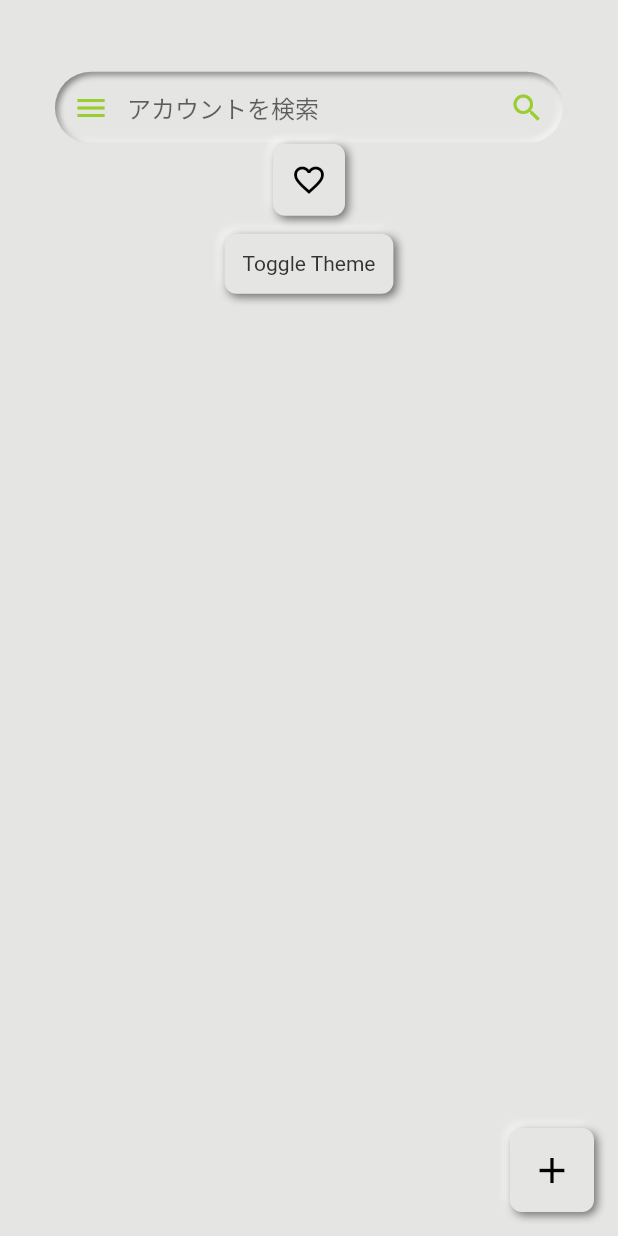
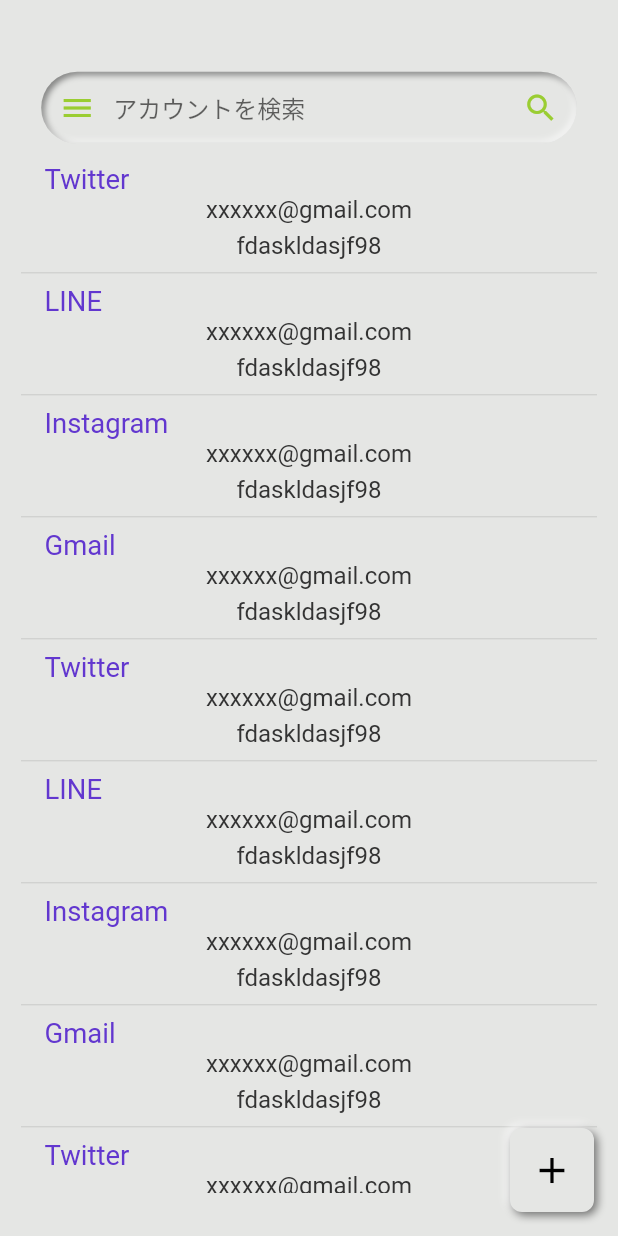
Before and after one commit to nowvilla-physi/account-management-ledger, a Flutter app: the screen it shows after launch, on a phone screen of 412 x 824 dp. Run offline on Flutter 3.47's test engine with Material 2 defaults, Android fonts, the phone set to English and light mode, and no system bars; drawn by our look-alikes of flutter_neumorphic, flutter_slidable; our stand-ins replace flutter_screenutil, freezed_annotation, logger; statements that could not run were skipped.

Commit message:
アカウント一覧を表示するようにした。

```diff
--- a/lib/app.dart
+++ b/lib/app.dart
@@ -8,6 +8,14 @@ class App extends StatelessWidget {
   @override
   Widget build(BuildContext context) {
     final data = [
+      Account("Twitter", "xxxxxx@gmail.com", "fdaskldasjf98"),
+      Account("LINE", "xxxxxx@gmail.com", "fdaskldasjf98"),
+      Account("Instagram", "xxxxxx@gmail.com", "fdaskldasjf98"),
+      Account("Gmail", "xxxxxx@gmail.com", "fdaskldasjf98"),
+      Account("Twitter", "xxxxxx@gmail.com", "fdaskldasjf98"),
+      Account("LINE", "xxxxxx@gmail.com", "fdaskldasjf98"),
+      Account("Instagram", "xxxxxx@gmail.com", "fdaskldasjf98"),
+      Account("Gmail", "xxxxxx@gmail.com", "fdaskldasjf98"),
       Account("Twitter", "xxxxxx@gmail.com", "fdaskldasjf98"),
       Account("LINE", "xxxxxx@gmail.com", "fdaskldasjf98"),
       Account("Instagram", "xxxxxx@gmail.com", "fdaskldasjf98"),
--- a/lib/component/account_tile.dart
+++ b/lib/component/account_tile.dart
@@ -0,0 +1,50 @@
+import 'package:flutter/material.dart';
+import 'package:flutter_slidable/flutter_slidable.dart';
+import 'package:flutter_screenutil/flutter_screenutil.dart';
+import 'package:account_management_ledger/importer.dart';
+
+class AccountTile extends StatefulWidget {
+  final Account account;
+
+  const AccountTile({Key? key, required this.account}) : super(key: key);
+
+  @override
+  State<AccountTile> createState() => _AccountTileState();
+}
+
+class _AccountTileState extends State<AccountTile> {
+  late final _account = widget.account;
+
+  @override
+  Widget build(BuildContext context) {
+    return Slidable(
+      key: UniqueKey(),
+      endActionPane: const ActionPane(
+        motion: StretchMotion(),
+        children: [],
+      ),
+      child: ListTile(
+        title: Text(
+          _account.service,
+          style: TextStyle(fontSize: 16.sp, color: AppColors.accentColor),
+          overflow: TextOverflow.ellipsis,
+        ),
+        subtitle: Column(
+          children: <Widget>[
+            Text(
+              _account.id,
+              style: TextStyle(fontSize: 14.sp, color: AppColors.black),
+              overflow: TextOverflow.ellipsis,
+            ),
+            SizedBox(height: 4.h),
+            Text(
+              _account.password,
+              style: TextStyle(fontSize: 14.sp, color: AppColors.black),
+              overflow: TextOverflow.ellipsis,
+            ),
+          ],
+        ),
+      ),
+    );
+  }
+}
--- a/lib/view/home.dart
+++ b/lib/view/home.dart
@@ -24,35 +24,38 @@ class _HomePageState extends State<HomePage> {
       backgroundColor: NeumorphicTheme.baseColor(context),
       body: _accounts.isEmpty
           ? const EmptyContainer(message: Strings.noDataMessage)
-          : SingleChildScrollView(
-              child: Center(
-                child: Padding(
-                  padding: EdgeInsets.symmetric(
-                    horizontal: Dimens.allHorizontalPadding.w,
-                    vertical: Dimens.allVerticalPadding.h,
+          : Center(
+              child: Column(
+                children: <Widget>[
+                  Padding(
+                    padding: EdgeInsets.only(
+                      left: 24.w,
+                      top: 40.h,
+                      right: 24.w,
+                      bottom: 8.h,
+                    ),
+                    child: NeumorphicSearchField(onChange: printa),
                   ),
-                  child: Column(
-                    children: <Widget>[
-                      SizedBox(height: 8.h),
-                      NeumorphicSearchField(onChange: printa),
-                      NeumorphicButton(
-                        onPressed: () {},
-                        padding: const EdgeInsets.all(12.0),
-                        child: Icon(
-                          Icons.favorite_border,
-                        ),
+                  Expanded(
+                    child: Padding(
+                      padding: EdgeInsets.symmetric(horizontal: 12.w),
+                      child: ListView.separated(
+                        padding: EdgeInsets.zero,
+                        itemBuilder: (context, index) {
+                          return AccountTile(
+                            key: GlobalKey(),
+                            account: _accounts[index],
+                          );
+                        },
+                        itemCount: _accounts.length,
+                        separatorBuilder: (context, index) {
+                          return Divider(height: 8.h);
+                        },
                       ),
-                      NeumorphicButton(
-                          margin: EdgeInsets.only(top: 12),
-                          onPressed: () {},
-                          padding: const EdgeInsets.all(12.0),
-                          child: const Text(
-                            "Toggle Theme",
-                            style: TextStyle(color: AppColors.black),
-                          )),
-                    ],
+                    ),
                   ),
-                ),
+                  SizedBox(height: 24.h),
+                ],
               ),
             ),
       floatingActionButton: NeumorphicFloatingActionButton(
```
